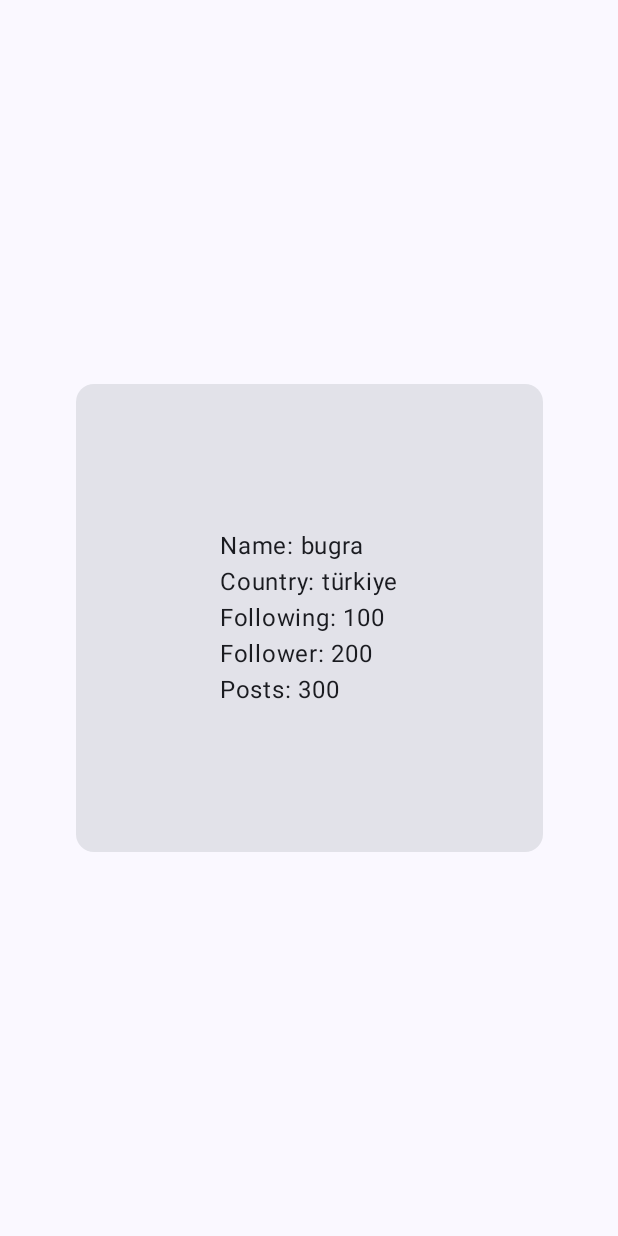
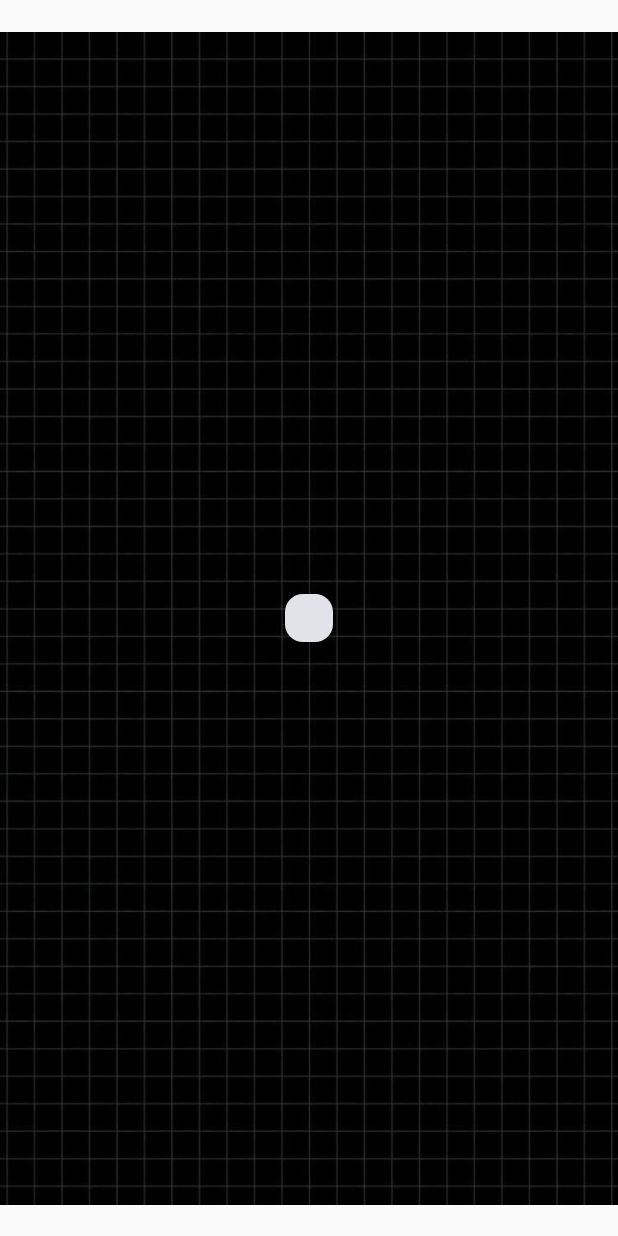
Before and after one commit to bugrahankaramollaoglu/compose_login, an Android app built with Jetpack Compose: the screen it shows after launch (MainActivity), on a phone screen of 412 x 824 dp. Run offline under Robolectric (Android 15) with nearby library versions, the light colour scheme and no system bars; libraries missing offline, so code that uses them is left out: com.google.android.gms.

Commit message:
card added & centered. now will work on glassmorphic effect

```diff
--- a/app/src/main/java/com/bugrahankaramollaoglu/compose_login/MainActivity.kt
+++ b/app/src/main/java/com/bugrahankaramollaoglu/compose_login/MainActivity.kt
@@ -4,20 +4,30 @@ import android.os.Bundle
 import androidx.activity.ComponentActivity
 import androidx.activity.compose.setContent
 import androidx.activity.enableEdgeToEdge
+import androidx.compose.foundation.Image
 import androidx.compose.foundation.layout.Box
 import androidx.compose.foundation.layout.Column
+import androidx.compose.foundation.layout.Spacer
 import androidx.compose.foundation.layout.fillMaxSize
+import androidx.compose.foundation.layout.height
 import androidx.compose.foundation.layout.padding
+import androidx.compose.foundation.text.BasicText
+import androidx.compose.material3.Button
 import androidx.compose.material3.Card
 import androidx.compose.material3.CardElevation
+import androidx.compose.material3.MaterialTheme
 import androidx.compose.material3.Scaffold
 import androidx.compose.material3.Text
 import androidx.compose.runtime.Composable
 import androidx.compose.ui.Alignment
 import androidx.compose.ui.Modifier
+import androidx.compose.ui.graphics.Color
+import androidx.compose.ui.graphics.painter.Painter
+import androidx.compose.ui.res.painterResource
 import androidx.compose.ui.tooling.preview.Preview
 import androidx.compose.ui.unit.dp
 import com.bugrahankaramollaoglu.compose_login.ui.theme.Compose_loginTheme
+import com.google.android.gms.tagmanager.Container
 
 class MainActivity : ComponentActivity() {
     override fun onCreate(savedInstanceState: Bundle?) {
@@ -25,50 +35,35 @@ class MainActivity : ComponentActivity() {
         enableEdgeToEdge()
         setContent {
             Compose_loginTheme {
-                Scaffold(modifier = Modifier.fillMaxSize()) { innerPadding ->
-                    MyCard("bugra", "türkiye", 100, 200, 300, Modifier.padding(innerPadding))
-                }
+                LoginPage()
             }
         }
     }
 }
 
 @Composable
-fun MyCard(
-    name: String,
-    country: String,
-    following: Int,
-    follower: Int,
-    posts: Int,
-    modifier: Modifier = Modifier
-) {
-    Box(modifier = Modifier.fillMaxSize(), contentAlignment = Alignment.Center) {
-        Card(modifier = Modifier.) {
-            Column(modifier = Modifier.padding(96.dp)) {
-                Text(text = "Name: $name")
-                Text(text = "Country: $country")
-                Text(text = "Following: $following")
-                Text(text = "Follower: $follower")
-                Text(text = "Posts: $posts")
+fun LoginPage() {
+    val backgroundImage: Painter = painterResource(id = R.drawable.bg)
+
+    Box(modifier = Modifier.fillMaxSize()) {
+        // Background image
+        Image(
+            painter = backgroundImage,
+            contentDescription = null,
+            modifier = Modifier.fillMaxSize()
+        )
+        // Your content goes here
+
+        Card(modifier = Modifier
+            .align(Alignment.Center)
+            .padding(16.dp)) {
+
+            Column(modifier = Modifier.padding(16.dp)) {
+
             }
+
         }
+
+
     }
 }
-
-/*
-@Composable
-fun Greeting(name: String, modifier: Modifier = Modifier) {
-    Text(
-        text = "Hello $name!",
-        modifier = modifier
-    )
-}
-
-@Preview(showBackground = true)
-@Composable
-fun GreetingPreview() {
-    Compose_loginTheme {
-        Greeting("Android")
-    }
-}
-*/
```
Also changed, not shown: app/src/main/res/drawable/bg.jpeg (added).
